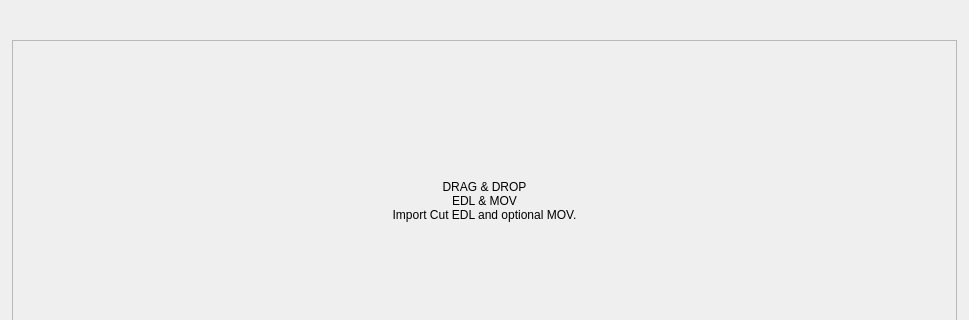
This is resources/dialog.ui in shotgunsoftware/tk-multi-importcut as Qt 5 draws it before an edit; both pictures show x 0 to 969 and y 0 to 320 of the 969 by 581 pixel window. The edited form follows.
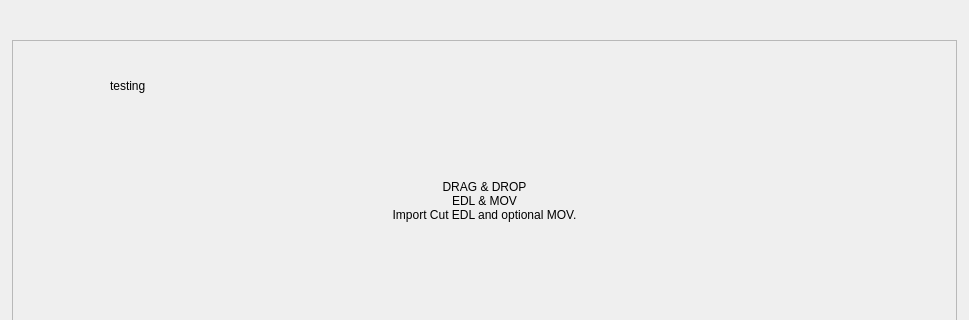
This is the edited form. The open tabs and pages were chosen to show the change. Icons and pictures are not drawn. Custom widgets are drawn as their Qt base class.

Commit message: For #35606, first pass at merging entity_types and entities screens.

```diff
--- a/resources/dialog.ui
+++ b/resources/dialog.ui
@@ -193,9 +193,6 @@
             </item>
             <item>
              <widget class="QLabel" name="file_added_label">
-              <property name="enabled">
-               <bool>false</bool>
-              </property>
               <property name="minimumSize">
                <size>
                 <width>0</width>
@@ -203,7 +200,7 @@
                </size>
               </property>
               <property name="text">
-               <string/>
+               <string>testing</string>
               </property>
               <property name="indent">
                <number>10</number>
```
Left out of the diff: 16 changed lines with no effect on the pictures. The commit also changes 7 other files.
